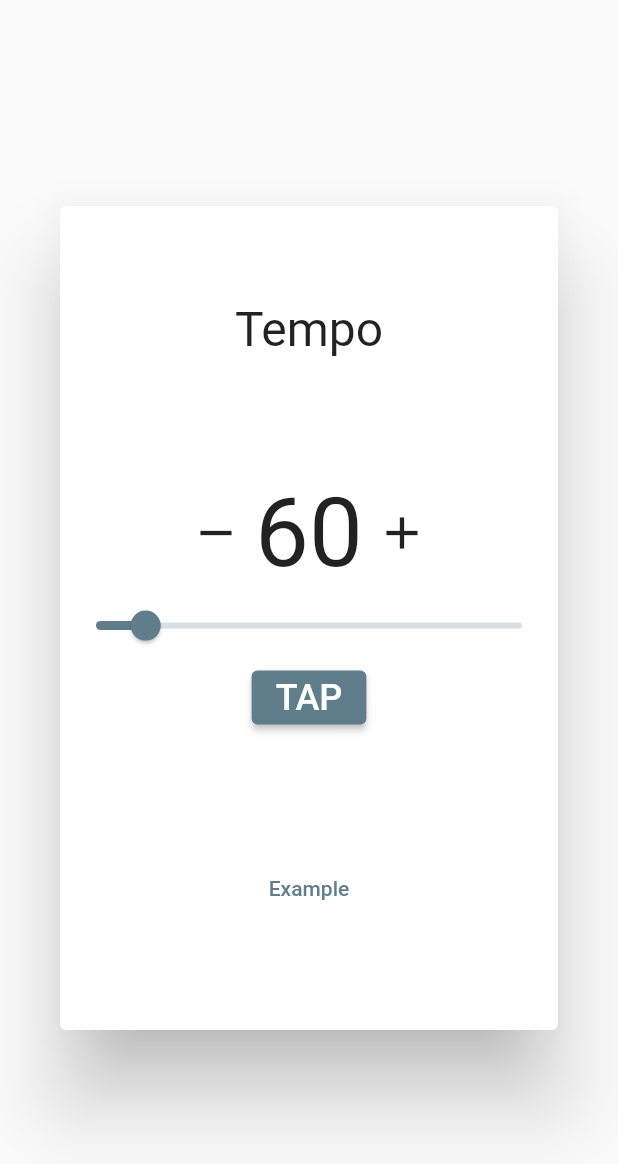
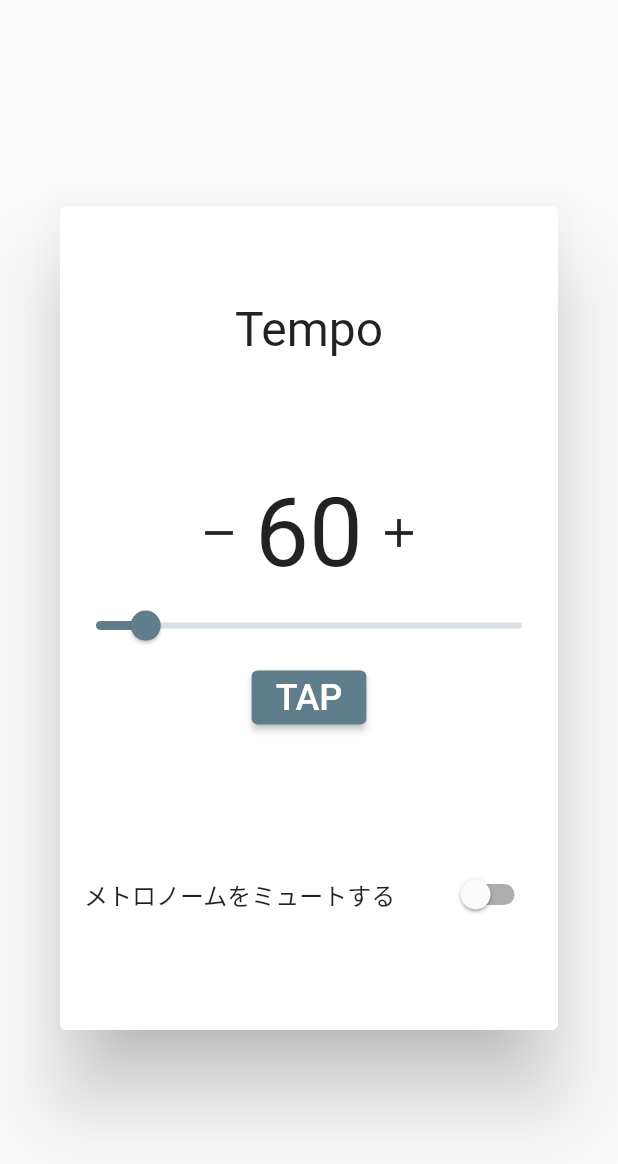
Before and after one commit to TakeKiyo/Flutter-CodeScrolling, a Flutter app: the BpmSetting widget shown alone on an empty page, opened directly, after a tap on the "remove" icon, after a tap on the "add" icon, after a tap on "TAP", on a phone screen of 412 x 824 dp. Shown: the top 1164 px of the screen. Run offline on Flutter 3.47's test engine with Material 2 defaults, Android fonts, the phone set to English and light mode, and no system bars; our stand-ins replace cloud_firestore, firebase_core; accounts and stored records are empty.

Commit message:
TAPしてBPMを決めれるようにした。
アルゴリズムとして、直前のタップからの時間で計測してるのでもっと最善のものもあるかもしれない。

```diff
--- a/lib/ScrollModel.dart
+++ b/lib/ScrollModel.dart
@@ -6,14 +6,22 @@ class ScrollModel extends ChangeNotifier {
   bool _isPlaying = false;
   get isPlaying => _isPlaying;
   get tempoCount => _tempoCount;
+  bool _muteSwitch = false;
+  get muteSwitch => _muteSwitch;
+  DateTime _bpmTapStartTime;
+  int _bpmTapCount = 0;
 
   void increment() {
-    _tempoCount++;
+    if (_tempoCount < 300) {
+      _tempoCount++;
+    }
     notifyListeners();
   }
 
   void decrement() {
-    _tempoCount--;
+    if (_tempoCount > 30) {
+      _tempoCount--;
+    }
     notifyListeners();
   }
 
@@ -27,10 +35,40 @@ class ScrollModel extends ChangeNotifier {
     notifyListeners();
   }
 
-  void changeSlider(double e){
-    _tempoCount = e.toInt();
+  void changeSlider(double _slideValue) {
+    _tempoCount = _slideValue.toInt();
     notifyListeners();
   }
+
+  void changeMuteSwitch(bool _muteSwitchValue){
+    _muteSwitch = _muteSwitchValue;
+    print("MUTE BUTTON IS $_muteSwitch");
+    notifyListeners();
+    }
+
+  void bpmTapDetector(){
+
+    if (_bpmTapCount == 0) {
+      _bpmTapStartTime = DateTime.now();
+      _bpmTapCount = 1;
+    }
+    else{
+      var _bpmDetectNow = DateTime.now();
+      var _bpmDetectDiff = _bpmDetectNow.difference(_bpmTapStartTime).inMilliseconds;
+      _bpmTapStartTime = _bpmDetectNow;
+      int _detectedBpm =  (60000 / _bpmDetectDiff).floor();
+      _tempoCount = _detectedBpm;
+      if (_tempoCount < 30){_tempoCount = 30;}
+      if (_tempoCount > 300){_tempoCount = 300;}
+      print("$_bpmDetectDiff");
+      notifyListeners();
+    }
+  }
+
+  void resetBpmTapCount(){
+    _bpmTapCount = 0;
+  }
+
 }
 
 class CounterText extends StatelessWidget {
--- /dev/null
+++ b/lib/bpm_setting.dart
@@ -0,0 +1,85 @@
+import 'package:flutter/material.dart';
+import 'package:provider/provider.dart';
+import './ScrollModel.dart';
+
+class BpmSetting extends StatelessWidget {
+  final double tempoIconSize = 32;
+
+  @override
+  Widget build(BuildContext context) {
+    return Consumer<ScrollModel>(builder: (_, model, __) {
+      return Dialog(
+        child: SizedBox(
+          height: MediaQuery.of(context).size.height * 2 / 3,
+          width: MediaQuery.of(context).size.width,
+          child: Column(
+            mainAxisAlignment: MainAxisAlignment.center,
+            children: [
+              Flexible(
+                flex: 3,
+                child: Text(
+                  "Tempo",
+                  style: TextStyle(
+                    fontSize: 32,
+                  ),
+                ),
+              ),
+              Flexible(
+                flex: 6,
+                child: Column(
+                  mainAxisAlignment: MainAxisAlignment.center,
+                  children: [
+                    Row(
+                      mainAxisAlignment: MainAxisAlignment.center,
+                      children: [
+                        IconButton(
+                            icon: Icon(Icons.remove),
+                            iconSize: tempoIconSize,
+                            tooltip: 'Decrement',
+                            onPressed: model.decrement),
+                        Text(
+                          Provider.of<ScrollModel>(context).tempoCount.toString(),
+                          style: TextStyle(fontSize: tempoIconSize *2),
+                        ),
+                        IconButton(
+                            icon: Icon(Icons.add),
+                            iconSize: tempoIconSize,
+                            tooltip: 'Increment',
+                            onPressed: model.increment),
+                      ],
+                    ),
+                    Slider(
+                      label: null,
+                      value: model.tempoCount.toDouble(),
+                      divisions: 270,
+                      min: 30,
+                      max: 300,
+                      onChanged: model.changeSlider,
+                    ),
+                    ElevatedButton(
+                        onPressed: () {
+                          model.bpmTapDetector();
+                        },
+                        child: Text("TAP", style: TextStyle(fontSize: tempoIconSize * 0.75)),
+                    )],
+                ),
+              ),
+              Flexible(
+                flex: 1,
+                child: Column(
+                  children: [
+                    SwitchListTile(
+                      value: model.muteSwitch,
+                      onChanged: model.changeMuteSwitch,
+                      title: Text("メトロノームをミュートする"),
+                    ),
+                  ],
+                ),
+                ),
+            ],
+          ),
+        ),
+      );
+    });
+  }
+}
--- a/lib/detail_page.dart
+++ b/lib/detail_page.dart
@@ -1,8 +1,11 @@
 import 'package:flutter/material.dart';
 import 'package:provider/provider.dart';
 import './ScrollModel.dart';
+import './bpm_setting.dart';
 
 class DetailPage extends StatelessWidget {
+  final double bottomIconSIze = 36;
+
   @override
   Widget build(BuildContext context) {
     return Consumer<ScrollModel>(builder: (_, model, __) {
@@ -58,7 +61,7 @@ class DetailPage extends StatelessWidget {
                                 builder: (_) {
                                   return BpmSetting();
                                 },
-                              );
+                              ).then((_) => model.resetBpmTapCount());
                             },
                           ),
                         ),
@@ -66,7 +69,7 @@ class DetailPage extends StatelessWidget {
                           child: !model.isPlaying
                               ? IconButton(
                                   icon: Icon(Icons.play_arrow),
-                                  iconSize: 36,
+                                  iconSize: bottomIconSIze,
                                   onPressed: () {
                                     model.switchPlayStatus();
                                     print("Pressed: Play");
@@ -74,7 +77,7 @@ class DetailPage extends StatelessWidget {
                                 )
                               : IconButton(
                                   icon: Icon(Icons.pause),
-                                  iconSize: 36,
+                                  iconSize: bottomIconSIze,
                                   onPressed: () {
                                     model.switchPlayStatus();
                                     print("Pressed: Pause");
@@ -84,7 +87,7 @@ class DetailPage extends StatelessWidget {
                         Expanded(
                           child: IconButton(
                             icon: Icon(Icons.stop),
-                            iconSize: 36,
+                            iconSize: bottomIconSIze,
                             onPressed: () {
                               model.forceStop();
                               print("Pressed: Stop");
@@ -93,88 +96,8 @@ class DetailPage extends StatelessWidget {
                         ),
               ])),
         ],
+
       );
     });
   }
 }
-
-class BpmSetting extends StatelessWidget {
-  @override
-  Widget build(BuildContext context) {
-    return Consumer<ScrollModel>(builder: (_, model, __) {
-      return Dialog(
-        child: SizedBox(
-          height: MediaQuery.of(context).size.height * 2 / 3,
-          width: MediaQuery.of(context).size.width,
-          child: Column(
-            mainAxisAlignment: MainAxisAlignment.center,
-            children: [
-              Flexible(
-                flex: 3,
-                child: Text(
-                  "Tempo",
-                  style: TextStyle(
-                    fontSize: 32,
-                  ),
-                ),
-              ),
-              Flexible(
-                flex: 6,
-                child: Column(
-                  mainAxisAlignment: MainAxisAlignment.center,
-                  children: [
-                    Row(
-                      mainAxisAlignment: MainAxisAlignment.center,
-                      children: [
-                        IconButton(
-                            icon: Icon(Icons.remove),
-                            iconSize: 36,
-                            tooltip: 'Decrement',
-                            onPressed: model.decrement),
-                        Text(
-                          Provider.of<ScrollModel>(context)
-                              .tempoCount
-                              .toString(),
-                          style: TextStyle(fontSize: 64),
-                        ),
-                        IconButton(
-                            icon: Icon(Icons.add),
-                            iconSize: 36,
-                            tooltip: 'Increment',
-                            onPressed: model.increment),
-                      ],
-                    ),
-                    Slider(
-                      label: null,
-                      value: model.tempoCount.toDouble(),
-                      divisions: 270,
-                      min: 30,
-                      max: 300,
-                      onChanged: model.changeSlider,
-                    ),
-                    ElevatedButton(
-                        onPressed: () {
-                          print("Tapped");
-                        },
-                        child: Text("TAP", style: TextStyle(fontSize: 24))),
-                  ],
-                ),
-              ),
-              Flexible(
-                flex: 1,
-                child: Column(
-                  children: [
-                    TextButton(
-                      child: Text("Example"),
-                      onPressed: () {},
-                    ),
-                  ],
-                ),
-              ),
-            ],
-          ),
-        ),
-      );
-    });
-  }
-}
```
